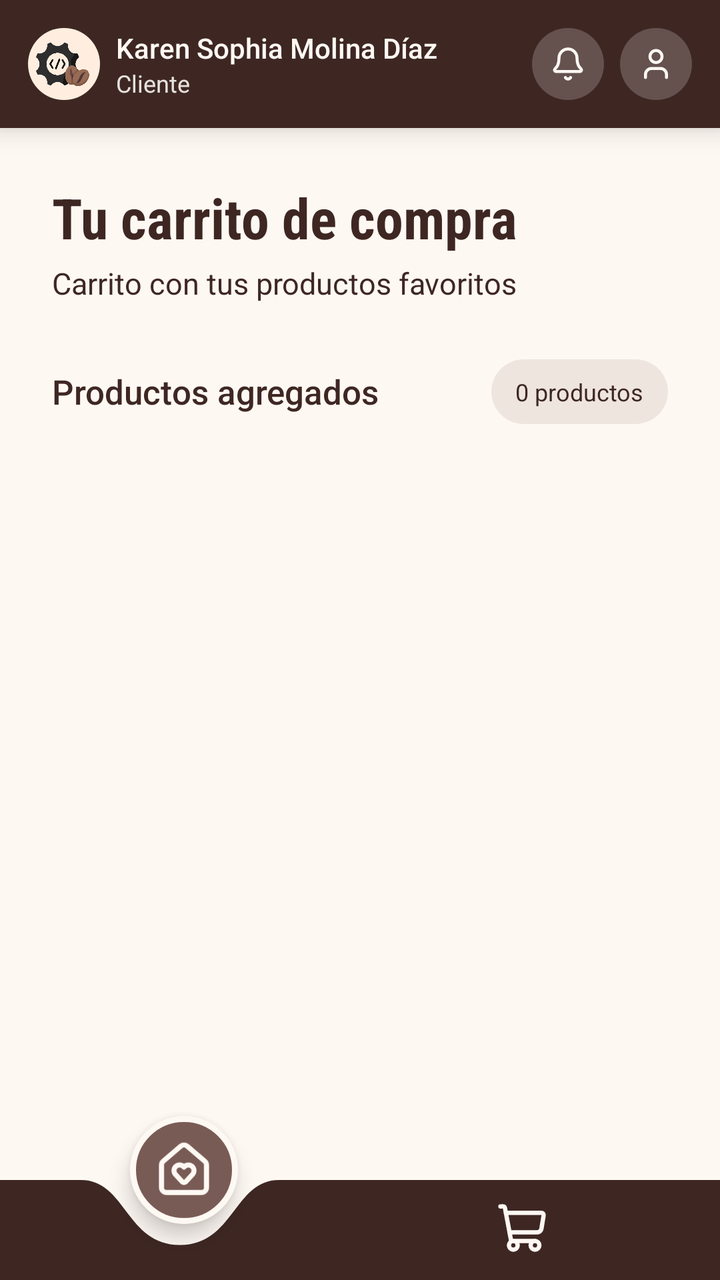
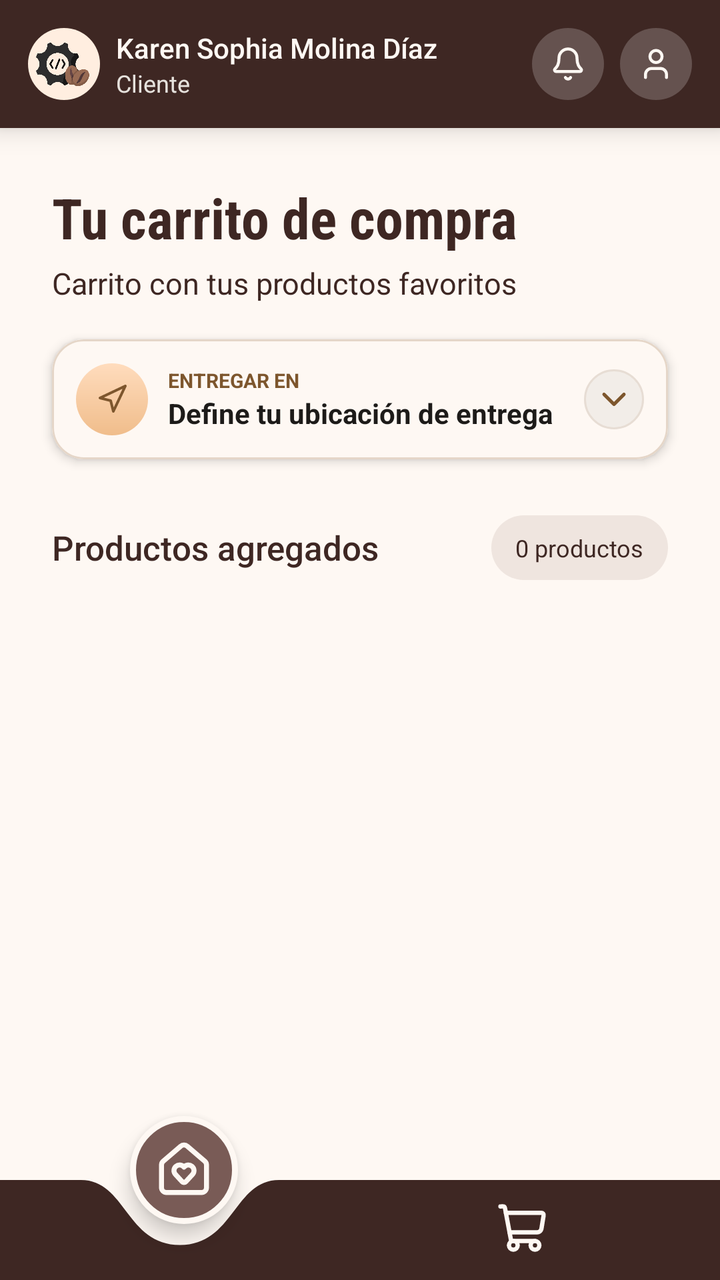

The first picture is an Android layout as it rendered before a commit; the second is the same layout after the commit. The layout source and the unified diff follow.
<!-- AndroidManifest.xml: application theme Theme.CoffeeTechMobile -->
<!-- res/layout/fragment_cart.xml -->
<?xml version="1.0" encoding="utf-8"?>
<androidx.constraintlayout.widget.ConstraintLayout
    xmlns:android="http://schemas.android.com/apk/res/android"
    xmlns:app="http://schemas.android.com/apk/res-auto"
    android:layout_width="match_parent"
    android:layout_height="match_parent"
    android:background="@color/background_app"
    android:clipChildren="false">

    <LinearLayout
        android:id="@+id/cart_header"
        android:layout_width="0dp"
        android:layout_height="64dp"
        android:background="@color/coffee_primary"
        android:elevation="8dp"
        android:gravity="center_vertical"
        android:orientation="horizontal"
        android:paddingHorizontal="14dp"
        app:layout_constraintTop_toTopOf="parent"
        app:layout_constraintStart_toStartOf="parent"
        app:layout_constraintEnd_toEndOf="parent">

        <ImageView
            android:layout_width="36dp"
            android:layout_height="36dp"
            android:background="@drawable/bg_logo_circle"
            android:contentDescription="@string/logo_description"
            android:padding="4dp"
            android:scaleType="centerInside"
            android:src="@drawable/logo" />

        <LinearLayout
            android:layout_width="0dp"
            android:layout_height="wrap_content"
            android:layout_weight="1"
            android:layout_marginStart="8dp"
            android:orientation="vertical">

            <TextView
                android:layout_width="match_parent"
                android:layout_height="wrap_content"
                android:maxLines="1"
                android:ellipsize="end"
                android:text="Karen Sophia Molina Díaz"
                android:textColor="@color/background_app"
                android:textSize="14sp"
                android:fontFamily="sans-serif-medium" />

            <TextView
                android:layout_width="wrap_content"
                android:layout_height="wrap_content"
                android:text="Cliente"
                android:textColor="#E6E2DD"
                android:textSize="12sp" />

        </LinearLayout>

        <ImageButton
            android:id="@+id/cart_notifications_button"
            android:layout_width="36dp"
            android:layout_height="36dp"
            android:layout_marginEnd="8dp"
            android:background="@drawable/bg_header_icon"
            android:contentDescription="@string/notifications"
            android:src="@drawable/ic_notifications"
            app:tint="@color/background_app" />

        <ImageButton
            android:id="@+id/cart_profile_button"
            android:layout_width="36dp"
            android:layout_height="36dp"
            android:background="@drawable/bg_header_icon"
            android:contentDescription="@string/profile"
            android:src="@drawable/ic_user"
            app:tint="@color/background_app" />

    </LinearLayout>

    <androidx.core.widget.NestedScrollView
        android:id="@+id/cart_scroll"
        android:layout_width="0dp"
        android:layout_height="0dp"
        android:fillViewport="true"
        android:clipChildren="false"
        android:clipToPadding="false"
        app:layout_constraintTop_toBottomOf="@id/cart_header"
        app:layout_constraintBottom_toTopOf="@id/cart_bottom_navigation"
        app:layout_constraintStart_toStartOf="parent"
        app:layout_constraintEnd_toEndOf="parent">

        <LinearLayout
            android:layout_width="match_parent"
            android:layout_height="wrap_content"
            android:orientation="vertical"
            android:paddingHorizontal="26dp"
            android:paddingTop="26dp"
            android:paddingBottom="36dp"
            android:clipChildren="false"
            android:clipToPadding="false">

            <TextView
                android:id="@+id/cart_title"
                android:layout_width="match_parent"
                android:layout_height="wrap_content"
                android:text="@string/cart_title"
                android:textColor="@color/coffee_primary"
                android:textSize="28sp"
                android:fontFamily="sans-serif-condensed"
                android:textStyle="bold" />

            <TextView
                android:id="@+id/cart_subtitle"
                android:layout_width="match_parent"
                android:layout_height="wrap_content"
                android:layout_marginTop="4dp"
                android:text="@string/cart_subtitle"
                android:textColor="@color/coffee_primary"
                android:textSize="15sp" />

            <LinearLayout
                android:id="@+id/cart_products_header"
                android:layout_width="match_parent"
                android:layout_height="wrap_content"
                android:layout_marginTop="28dp"
                android:gravity="center_vertical"
                android:orientation="horizontal">

                <TextView
                    android:layout_width="0dp"
                    android:layout_height="wrap_content"
                    android:layout_weight="1"
                    android:text="Productos agregados"
                    android:textColor="@color/coffee_primary"
                    android:textSize="17sp"
                    android:fontFamily="sans-serif-medium" />

                <TextView
                    android:id="@+id/cart_products_count"
                    android:layout_width="wrap_content"
                    android:layout_height="wrap_content"
                    android:background="@drawable/bg_user_count_badge"
                    android:paddingHorizontal="12dp"
                    android:paddingVertical="8dp"
                    android:text="0 productos"
                    android:textColor="@color/coffee_primary"
                    android:textSize="12sp" />

            </LinearLayout>

            <include
                android:id="@+id/cart_empty_state"
                layout="@layout/view_cart_empty"
                android:layout_width="match_parent"
                android:layout_height="wrap_content"
                android:layout_marginTop="24dp"
                android:visibility="gone" />

            <androidx.recyclerview.widget.RecyclerView
                android:id="@+id/cart_products_recycler_view"
                android:layout_width="match_parent"
                android:layout_height="wrap_content"
                android:layout_marginTop="16dp"
                android:nestedScrollingEnabled="false"
                android:clipToPadding="false"
                android:overScrollMode="never" />

            <include
                android:id="@+id/cart_order_summary"
                layout="@layout/view_cart_order_summary"
                android:layout_width="match_parent"
                android:layout_height="wrap_content"
                android:visibility="gone" />

            <LinearLayout
                android:id="@+id/cart_checkout_button"
                android:layout_width="match_parent"
                android:layout_height="56dp"
                android:layout_marginTop="22dp"
                android:background="@drawable/bg_create_activate_button"
                android:clickable="true"
                android:focusable="true"
                android:gravity="center"
                android:orientation="horizontal"
                android:elevation="2dp"
                android:visibility="gone">

                <ImageView
                    android:layout_width="20dp"
                    android:layout_height="20dp"
                    android:src="@drawable/ic_shopping_cart"
                    android:contentDescription="@null"
                    app:tint="#FFFFFF" />

                <TextView
                    android:layout_width="wrap_content"
                    android:layout_height="wrap_content"
                    android:layout_marginStart="12dp"
                    android:text="@string/cart_continue_payment"
                    android:textColor="#FFFFFF"
                    android:textSize="15sp"
                    android:fontFamily="sans-serif" />

            </LinearLayout>

        </LinearLayout>

    </androidx.core.widget.NestedScrollView>

    <include
        android:id="@+id/cart_bottom_navigation"
        layout="@layout/view_bottom_navigation"
        android:layout_width="0dp"
        android:layout_height="82dp"
        app:layout_constraintBottom_toBottomOf="parent"
        app:layout_constraintStart_toStartOf="parent"
        app:layout_constraintEnd_toEndOf="parent" />

</androidx.constraintlayout.widget.ConstraintLayout>
<!-- res/layout/view_cart_empty.xml (included above) -->
<?xml version="1.0" encoding="utf-8"?>
<com.google.android.material.card.MaterialCardView
    xmlns:android="http://schemas.android.com/apk/res/android"
    xmlns:app="http://schemas.android.com/apk/res-auto"
    android:layout_width="match_parent"
    android:layout_height="wrap_content"
    android:layout_marginHorizontal="2dp"
    android:layout_marginTop="24dp"
    android:layout_marginBottom="12dp"
    app:cardBackgroundColor="#FFFFFF"
    app:cardCornerRadius="24dp"
    app:cardElevation="3dp"
    app:strokeColor="#EAD9CA"
    app:strokeWidth="1dp">

    <LinearLayout
        android:layout_width="match_parent"
        android:layout_height="wrap_content"
        android:orientation="vertical"
        android:gravity="center_horizontal"
        android:paddingHorizontal="22dp"
        android:paddingTop="32dp"
        android:paddingBottom="30dp">

        <FrameLayout
            android:layout_width="116dp"
            android:layout_height="116dp"
            android:background="@drawable/bg_cart_empty_icon">

            <ImageView
                android:layout_width="58dp"
                android:layout_height="58dp"
                android:layout_gravity="center"
                android:src="@drawable/ic_coffee"
                android:contentDescription="@null"
                app:tint="@color/coffee_primary" />

        </FrameLayout>

        <TextView
            android:id="@+id/cart_empty_title"
            android:layout_width="match_parent"
            android:layout_height="wrap_content"
            android:layout_marginTop="24dp"
            android:gravity="center"
            android:text="@string/cart_empty_title"
            android:textColor="@color/coffee_primary"
            android:textSize="21sp"
            android:fontFamily="sans-serif-medium" />

        <TextView
            android:id="@+id/cart_empty_description"
            android:layout_width="match_parent"
            android:layout_height="wrap_content"
            android:layout_marginTop="12dp"
            android:gravity="center"
            android:text="@string/cart_empty_description"
            android:textColor="@color/coffee_secondary"
            android:textSize="14sp"
            android:lineSpacingExtra="5dp" />

        <LinearLayout
            android:id="@+id/cart_explore_products_button"
            android:layout_width="match_parent"
            android:layout_height="56dp"
            android:layout_marginTop="28dp"
            android:background="@drawable/bg_create_activate_button"
            android:clickable="true"
            android:focusable="true"
            android:gravity="center"
            android:orientation="horizontal"
            android:elevation="2dp">

            <TextView
                android:layout_width="wrap_content"
                android:layout_height="wrap_content"
                android:layout_marginEnd="12dp"
                android:text="@string/cart_explore_products"
                android:textColor="@color/background_app"
                android:textSize="15sp"
                android:fontFamily="sans-serif" />

            <ImageView
                android:layout_width="20dp"
                android:layout_height="20dp"
                android:src="@drawable/ic_chevron_right"
                android:contentDescription="@null"
                app:tint="@color/background_app" />

        </LinearLayout>

        <TextView
            android:layout_width="match_parent"
            android:layout_height="wrap_content"
            android:layout_marginTop="20dp"
            android:gravity="center"
            android:text="@string/cart_empty_footer"
            android:textColor="@color/coffee_secondary"
            android:textSize="12sp" />

    </LinearLayout>

</com.google.android.material.card.MaterialCardView>
<!-- res/layout/view_cart_order_summary.xml (included above) -->
<?xml version="1.0" encoding="utf-8"?>
<com.google.android.material.card.MaterialCardView
    xmlns:android="http://schemas.android.com/apk/res/android"
    xmlns:app="http://schemas.android.com/apk/res-auto"
    android:layout_width="match_parent"
    android:layout_height="wrap_content"
    android:layout_marginHorizontal="2dp"
    android:layout_marginTop="12dp"
    android:layout_marginBottom="8dp"
    app:cardBackgroundColor="#FFFFFF"
    app:cardCornerRadius="22dp"
    app:cardElevation="3dp"
    app:strokeColor="#EAD9CA"
    app:strokeWidth="1dp">

    <LinearLayout
        android:layout_width="match_parent"
        android:layout_height="wrap_content"
        android:orientation="vertical"
        android:padding="18dp">

        <TextView
            android:layout_width="match_parent"
            android:layout_height="wrap_content"
            android:text="@string/cart_order_summary"
            android:textColor="@color/coffee_primary"
            android:textSize="20sp"
            android:textStyle="bold" />

        <View
            android:layout_width="match_parent"
            android:layout_height="1dp"
            android:layout_marginTop="14dp"
            android:layout_marginBottom="16dp"
            android:background="#EAD9CA" />

        <LinearLayout
            android:layout_width="match_parent"
            android:layout_height="wrap_content"
            android:gravity="center_vertical"
            android:orientation="horizontal">

            <TextView
                android:layout_width="0dp"
                android:layout_height="wrap_content"
                android:layout_weight="1"
                android:text="@string/cart_subtotal"
                android:textColor="@color/coffee_secondary"
                android:textSize="14sp" />

            <TextView
                android:id="@+id/cart_summary_subtotal"
                android:layout_width="wrap_content"
                android:layout_height="wrap_content"
                android:textColor="@color/text_dark"
                android:textSize="15sp"
                android:textStyle="bold" />

        </LinearLayout>

        <LinearLayout
            android:layout_width="match_parent"
            android:layout_height="wrap_content"
            android:layout_marginTop="14dp"
            android:gravity="center_vertical"
            android:orientation="horizontal">

            <TextView
                android:layout_width="0dp"
                android:layout_height="wrap_content"
                android:layout_weight="1"
                android:text="@string/cart_discount"
                android:textColor="@color/coffee_secondary"
                android:textSize="14sp" />

            <TextView
                android:id="@+id/cart_summary_discount"
                android:layout_width="wrap_content"
                android:layout_height="wrap_content"
                android:textColor="@color/coffee_secondary"
                android:textSize="15sp" />

        </LinearLayout>

        <LinearLayout
            android:layout_width="match_parent"
            android:layout_height="wrap_content"
            android:layout_marginTop="14dp"
            android:gravity="center_vertical"
            android:orientation="horizontal">

            <TextView
                android:layout_width="0dp"
                android:layout_height="wrap_content"
                android:layout_weight="1"
                android:text="@string/cart_shipping"
                android:textColor="@color/coffee_secondary"
                android:textSize="14sp" />

            <TextView
                android:id="@+id/cart_summary_shipping"
                android:layout_width="wrap_content"
                android:layout_height="wrap_content"
                android:textColor="@color/text_dark"
                android:textSize="15sp" />

        </LinearLayout>

        <View
            android:layout_width="match_parent"
            android:layout_height="1dp"
            android:layout_marginTop="20dp"
            android:layout_marginBottom="18dp"
            android:background="#EAD9CA" />

        <LinearLayout
            android:layout_width="match_parent"
            android:layout_height="wrap_content"
            android:gravity="center_vertical"
            android:orientation="horizontal">

            <TextView
                android:layout_width="0dp"
                android:layout_height="wrap_content"
                android:layout_weight="1"
                android:text="@string/cart_total"
                android:textColor="@color/coffee_primary"
                android:textSize="17sp"
                android:textStyle="bold" />

            <TextView
                android:id="@+id/cart_summary_total"
                android:layout_width="wrap_content"
                android:layout_height="wrap_content"
                android:textColor="@color/coffee_primary"
                android:textSize="20sp"
                android:textStyle="bold" />

        </LinearLayout>

    </LinearLayout>

</com.google.android.material.card.MaterialCardView>
<!-- res/layout/view_bottom_navigation.xml (included above) -->
<?xml version="1.0" encoding="utf-8"?>
<androidx.constraintlayout.widget.ConstraintLayout
    xmlns:android="http://schemas.android.com/apk/res/android"
    xmlns:app="http://schemas.android.com/apk/res-auto"
    android:id="@+id/bottom_navigation_container"
    android:layout_width="match_parent"
    android:layout_height="76dp">

    <ImageView
        android:id="@+id/bottom_navigation_background"
        android:layout_width="0dp"
        android:layout_height="50dp"
        android:scaleType="fitXY"
        android:src="@drawable/bg_bottom_navigation"
        android:contentDescription="@null"
        app:layout_constraintBottom_toBottomOf="parent"
        app:layout_constraintStart_toStartOf="parent"
        app:layout_constraintEnd_toEndOf="parent" />

    <ImageButton
        android:id="@+id/home_navigation_button"
        android:layout_width="54dp"
        android:layout_height="54dp"
        android:background="@drawable/bg_home_nav_button"
        android:contentDescription="@string/home_navigation"
        android:padding="12dp"
        android:scaleType="fitCenter"
        android:src="@drawable/ic_home"
        android:elevation="6dp"
        app:layout_constraintEnd_toEndOf="parent"
        app:layout_constraintHorizontal_bias="0.212"
        app:layout_constraintStart_toStartOf="parent"
        app:layout_constraintTop_toTopOf="parent"
        app:tint="@color/background_app" />

    <ImageButton
        android:id="@+id/cart_navigation_button"
        android:layout_width="36dp"
        android:layout_height="36dp"
        android:background="?attr/selectableItemBackgroundBorderless"
        android:contentDescription="@string/cart_navigation"
        android:padding="5dp"
        android:scaleType="fitCenter"
        android:src="@drawable/ic_shopping_cart"
        app:tint="@color/background_app"
        app:layout_constraintBottom_toBottomOf="parent"
        app:layout_constraintStart_toStartOf="parent"
        app:layout_constraintEnd_toEndOf="parent"
        app:layout_constraintHorizontal_bias="0.75"
        android:layout_marginBottom="8dp" />

</androidx.constraintlayout.widget.ConstraintLayout>
<!-- resources referenced by this layout -->
<resources>
  <color name="background_app">#FEF8F3</color>
  <color name="coffee_primary">#3E2723</color>
  <color name="coffee_secondary">#7D562D</color>
  <color name="text_dark">#1D1B19</color>
  <!-- drawable bg_header_icon (drawable) -->
  <?xml version="1.0" encoding="utf-8"?>
  <shape xmlns:android="http://schemas.android.com/apk/res/android"
      android:shape="oval">
      <solid android:color="#65524F" />
  </shape>
  <!-- drawable bg_logo_circle (drawable) -->
  <?xml version="1.0" encoding="utf-8"?>
  <shape xmlns:android="http://schemas.android.com/apk/res/android"
      android:shape="oval">
      <solid android:color="#FFEEE0" />
  </shape>
  <!-- drawable bg_user_count_badge (drawable) -->
  <?xml version="1.0" encoding="utf-8"?>
  <shape xmlns:android="http://schemas.android.com/apk/res/android">
      <solid android:color="#EFE5DF"/>
      <corners android:radius="50dp"/>
  </shape>
  <string name="cart_continue_payment">Continuar al pago</string>
  <string name="cart_discount">Descuentos</string>
  <string name="cart_empty_description">¡Todavía no has agregado ningún producto! Explora nuestro menú y encuentra tu próximo café favorito.</string>
  <string name="cart_empty_footer">Preparado con amor, servido con café ☕</string>
  
      // Strings for payment
  <string name="cart_empty_title">Tu carrito está vacío</string>
  <string name="cart_explore_products">Explorar productos</string>
  <string name="cart_navigation">Abrir carrito</string>
  <string name="cart_order_summary">Resumen del pedido</string>
  <string name="cart_shipping">Envío estimado</string>
  <string name="cart_subtitle">Carrito con tus productos favoritos</string>
  <string name="cart_subtotal">Subtotal</string>
  <string name="cart_title">Tu carrito de compra</string>
  <string name="cart_total">Total a pagar</string>
  <string name="home_navigation">Ir al inicio</string>
  <string name="logo_description">Logo de Coffee Tech</string>
  <string name="notifications">Notificaciones</string>
  <string name="profile">Mi perfil</string>
  <color name="text_light">#FFFFFF</color>
  <!-- unchanged entries left out for length: 12 -->
</resources>

<!-- the commit's change to res/layout/fragment_cart.xml (unified diff, before → after) -->
@@ -37,6 +37,7 @@
             android:orientation="vertical">
 
             <TextView
+                android:id="@+id/cart_customer_name"
                 android:layout_width="match_parent"
                 android:layout_height="wrap_content"
                 android:maxLines="1"
@@ -116,6 +117,74 @@
                 android:text="@string/cart_subtitle"
                 android:textColor="@color/coffee_primary"
                 android:textSize="15sp" />
+
+            <com.google.android.material.card.MaterialCardView
+                android:id="@+id/cart_delivery_card"
+                android:layout_width="match_parent"
+                android:layout_height="wrap_content"
+                android:layout_marginTop="18dp"
+                app:cardBackgroundColor="@color/background_app"
+                app:cardCornerRadius="16dp"
+                app:cardElevation="3dp"
+                app:strokeColor="#E5D6C8"
+                app:strokeWidth="1dp">
+
+                <LinearLayout
+                    android:layout_width="match_parent"
+                    android:layout_height="wrap_content"
+                    android:gravity="center_vertical"
+                    android:orientation="horizontal"
+                    android:padding="12dp">
+
+                    <ImageView
+                        android:layout_width="36dp"
+                        android:layout_height="36dp"
+                        android:background="@drawable/bg_location_icon"
+                        android:contentDescription="@string/delivery_location"
+                        android:padding="10dp"
+                        android:src="@drawable/ic_map_pin"
+                        app:tint="@color/coffee_secondary" />
+
+                    <LinearLayout
+                        android:layout_width="0dp"
+                        android:layout_height="wrap_content"
+                        android:layout_marginStart="10dp"
+                        android:layout_weight="1"
+                        android:orientation="vertical">
+
+                        <TextView
+                            android:layout_width="wrap_content"
+                            android:layout_height="wrap_content"
+                            android:text="@string/delivery_deliver_to"
+                            android:textColor="@color/coffee_secondary"
+                            android:textSize="10sp"
+                            android:textStyle="bold" />
+
+                        <TextView
+                            android:id="@+id/cart_delivery_address"
+                            android:layout_width="match_parent"
+                            android:layout_height="wrap_content"
+                            android:ellipsize="end"
+                            android:maxLines="1"
+                            android:text="@string/delivery_address_empty"
+                            android:textColor="@color/text_dark"
+                            android:textSize="14sp"
+                            android:textStyle="bold" />
+
+                    </LinearLayout>
+
+                    <ImageButton
+                        android:id="@+id/cart_change_location_button"
+                        android:layout_width="30dp"
+                        android:layout_height="30dp"
+                        android:background="@drawable/bg_location_button"
+                        android:contentDescription="@string/change_location"
+                        android:src="@drawable/ic_chevron_down"
+                        app:tint="@color/coffee_secondary" />
+
+                </LinearLayout>
+
+            </com.google.android.material.card.MaterialCardView>
 
             <LinearLayout
                 android:id="@+id/cart_products_header"
@@ -471,7 +540,8 @@
     xmlns:app="http://schemas.android.com/apk/res-auto"
     android:id="@+id/bottom_navigation_container"
     android:layout_width="match_parent"
-    android:layout_height="76dp">
+    android:layout_height="76dp"
+    android:background="@color/background_app">
 
     <ImageView
         android:id="@+id/bottom_navigation_background"
<!-- resource entries referenced after the edit -->
@@ -9,6 +9,25 @@
   <shape xmlns:android="http://schemas.android.com/apk/res/android"
       android:shape="oval">
       <solid android:color="#65524F" />
+  </shape>
+  <!-- drawable bg_location_button (drawable) -->
+  <?xml version="1.0" encoding="utf-8"?>
+  <shape xmlns:android="http://schemas.android.com/apk/res/android"
+      android:shape="oval">
+      <solid android:color="#F2EDE8" />
+      <stroke
+          android:width="1dp"
+          android:color="#E7DDD4" />
+  </shape>
+  <!-- drawable bg_location_icon (drawable) -->
+  <?xml version="1.0" encoding="utf-8"?>
+  <shape xmlns:android="http://schemas.android.com/apk/res/android"
+      android:shape="oval">
+      <gradient
+          android:startColor="#FFDCBD"
+          android:endColor="#F0BD8B"
+          android:angle="350" />
+      <stroke android:color="#EBBA89" />
   </shape>
   <!-- drawable bg_logo_circle (drawable) -->
   <?xml version="1.0" encoding="utf-8"?>
@@ -22,6 +41,34 @@
       <solid android:color="#EFE5DF"/>
       <corners android:radius="50dp"/>
   </shape>
+  <!-- drawable ic_chevron_down (drawable) -->
+  <vector xmlns:android="http://schemas.android.com/apk/res/android"
+      android:width="20dp"
+      android:height="20dp"
+      android:viewportWidth="24"
+      android:viewportHeight="24">
+    <path
+        android:pathData="m6,9 l6,6 6,-6"
+        android:strokeLineJoin="round"
+        android:strokeWidth="2"
+        android:fillColor="#00000000"
+        android:strokeColor="#7D562D"
+        android:strokeLineCap="round"/>
+  </vector>
+  <!-- drawable ic_map_pin (drawable) -->
+  <vector xmlns:android="http://schemas.android.com/apk/res/android"
+      android:width="24dp"
+      android:height="24dp"
+      android:viewportWidth="24"
+      android:viewportHeight="24">
+    <path
+        android:pathData="M3,11l19,-9l-9,19l-2,-8l-8,-2z"
+        android:strokeLineJoin="round"
+        android:strokeWidth="2"
+        android:fillColor="#00000000"
+        android:strokeColor="#7D562D"
+        android:strokeLineCap="round"/>
+  </vector>
   <string name="cart_continue_payment">Continuar al pago</string>
   <string name="cart_discount">Descuentos</string>
   <string name="cart_empty_description">¡Todavía no has agregado ningún producto! Explora nuestro menú y encuentra tu próximo café favorito.</string>
@@ -37,6 +84,10 @@
   <string name="cart_subtotal">Subtotal</string>
   <string name="cart_title">Tu carrito de compra</string>
   <string name="cart_total">Total a pagar</string>
+  <string name="change_location">Cambiar ubicación</string>
+  <string name="delivery_address_empty">Define tu ubicación de entrega</string>
+  <string name="delivery_deliver_to">ENTREGAR EN</string>
+  <string name="delivery_location">Ubicación de entrega</string>
   <string name="home_navigation">Ir al inicio</string>
   <string name="logo_description">Logo de Coffee Tech</string>
   <string name="notifications">Notificaciones</string>
